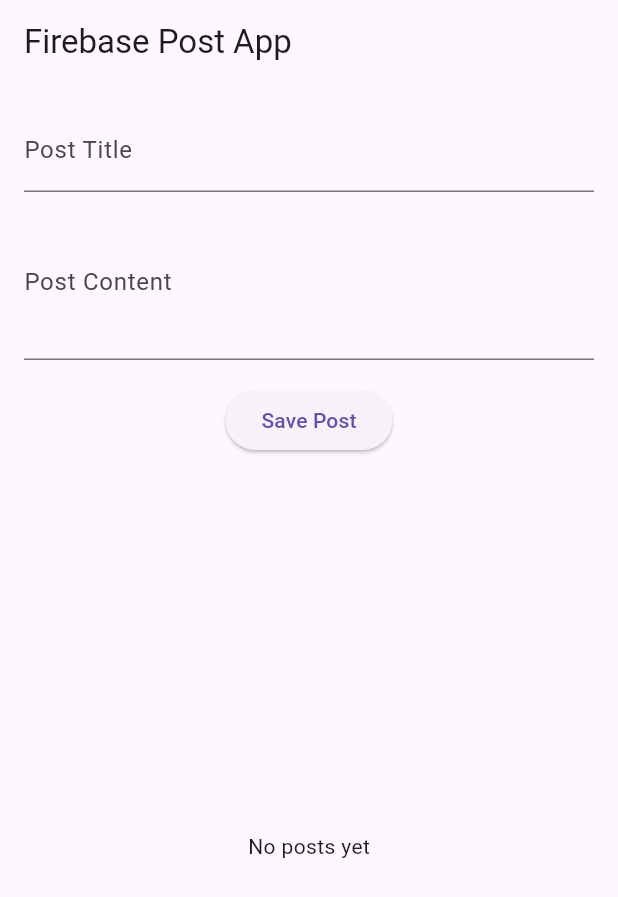
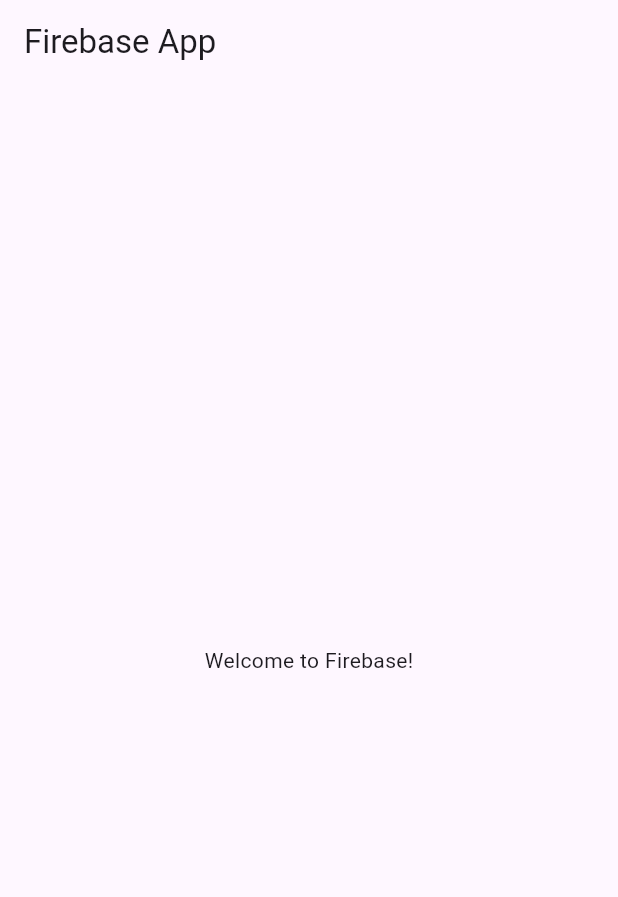
Before and after one commit to inspiringdev/untitled41, a Flutter app: the screen it shows after launch, on a phone screen of 412 x 824 dp. Shown: the top 897 px of the screen. Run offline on Flutter 3.47's test engine with Material 3 defaults, Android fonts, the phone set to English and light mode, and no system bars; our stand-ins replace firebase_core; accounts and stored records are empty.

Commit message:
Update main.dart

```diff
--- a/lib/main.dart
+++ b/lib/main.dart
@@ -1,23 +1,9 @@
 import 'package:firebase_core/firebase_core.dart';
 import 'package:flutter/material.dart';
-import 'package:cloud_firestore/cloud_firestore.dart';
-
-// FirebaseOptions for web (using your tiger-u5 configuration)
-const FirebaseOptions firebaseOptions = FirebaseOptions(
-  apiKey: "AIzaSyAVaO8yHXww2oZerIo2xW9piHQe2IUJXwE",
-  authDomain: "tiger-u5.firebaseapp.com",
-  projectId: "tiger-u5",
-  storageBucket: "tiger-u5.firebasestorage.app",
-  messagingSenderId: "832230723962",
-  appId: "1:832230723962:web:99c027dfe7d2234e6ec6c3",
-  measurementId: "G-E1DWH7ZLX4",
-);
 
 void main() async {
   WidgetsFlutterBinding.ensureInitialized();
-  await Firebase.initializeApp(
-    options: firebaseOptions, // Required for web
-  );
+  await Firebase.initializeApp();
   runApp(MyApp());
 }
 
@@ -25,121 +11,23 @@
   @override
   Widget build(BuildContext context) {
     return MaterialApp(
-      title: 'Firebase Demo',
-      theme: ThemeData(primarySwatch: Colors.blue),
+      title: 'Firebase App',
       home: PostScreen(),
     );
   }
 }
 
-class PostScreen extends StatefulWidget {
-  @override
-  _PostScreenState createState() => _PostScreenState();
-}
-
-class _PostScreenState extends State<PostScreen> {
-  final _titleController = TextEditingController();
-  final _contentController = TextEditingController();
-  final _firestore = FirebaseFirestore.instance;
-
-  // Save post to Firestore
-  Future<void> _savePost() async {
-    final title = _titleController.text.trim();
-    final content = _contentController.text.trim();
-
-    if (title.isEmpty || content.isEmpty) {
-      ScaffoldMessenger.of(context).showSnackBar(
-        SnackBar(content: Text('Please fill in all fields')),
-      );
-      return;
-    }
-
-    try {
-      await _firestore.collection('posts').add({
-        'title': title,
-        'content': content,
-        'timestamp': FieldValue.serverTimestamp(),
-      });
-      _titleController.clear();
-      _contentController.clear();
-      ScaffoldMessenger.of(context).showSnackBar(
-        SnackBar(content: Text('Post saved successfully')),
-      );
-    } catch (e) {
-      ScaffoldMessenger.of(context).showSnackBar(
-        SnackBar(content: Text('Error saving post: $e')),
-      );
-    }
-  }
-
+// Define the PostScreen widget
+class PostScreen extends StatelessWidget {
   @override
   Widget build(BuildContext context) {
     return Scaffold(
       appBar: AppBar(
-        title: Text('Firebase Post App'),
+        title: Text('Firebase App'),
       ),
-      body: Padding(
-        padding: const EdgeInsets.all(16.0),
-        child: Column(
-          children: [
-            // Input form
-            TextField(
-              controller: _titleController,
-              decoration: InputDecoration(labelText: 'Post Title'),
-            ),
-            SizedBox(height: 8),
-            TextField(
-              controller: _contentController,
-              decoration: InputDecoration(labelText: 'Post Content'),
-              maxLines: 3,
-            ),
-            SizedBox(height: 16),
-            ElevatedButton(
-              onPressed: _savePost,
-              child: Text('Save Post'),
-            ),
-            SizedBox(height: 16),
-            // Display posts
-            Expanded(
-              child: StreamBuilder<QuerySnapshot>(
-                stream: _firestore
-                    .collection('posts')
-                    .orderBy('timestamp', descending: true)
-                    .snapshots(),
-                builder: (context, snapshot) {
-                  if (snapshot.hasError) {
-                    return Center(child: Text('Error: ${snapshot.error}'));
-                  }
-                  if (snapshot.connectionState == ConnectionState.waiting) {
-                    return Center(child: CircularProgressIndicator());
-                  }
-                  final posts = snapshot.data!.docs;
-                  if (posts.isEmpty) {
-                    return Center(child: Text('No posts yet'));
-                  }
-                  return ListView.builder(
-                    itemCount: posts.length,
-                    itemBuilder: (context, index) {
-                      final post = posts[index].data() as Map<String, dynamic>;
-                      return ListTile(
-                        title: Text(post['title'] ?? 'No Title'),
-                        subtitle: Text(post['content'] ?? 'No Content'),
-                      );
-                    },
-                  );
-                },
-              ),
-            ),
-          ],
-        ),
+      body: Center(
+        child: Text('Welcome to Firebase!'),
       ),
     );
   }
-
-  @override
-  void dispose() {
-    _titleController.dispose();
-    _contentController.dispose();
-    super.dispose();
-  }
 }
```
